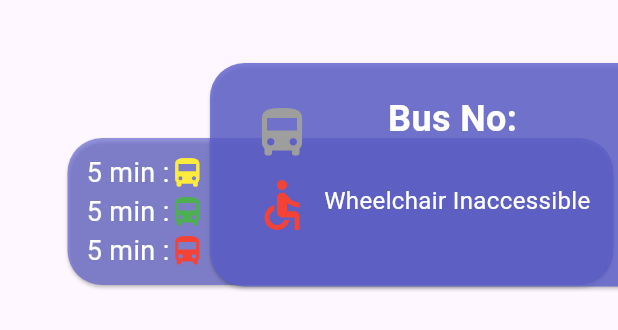
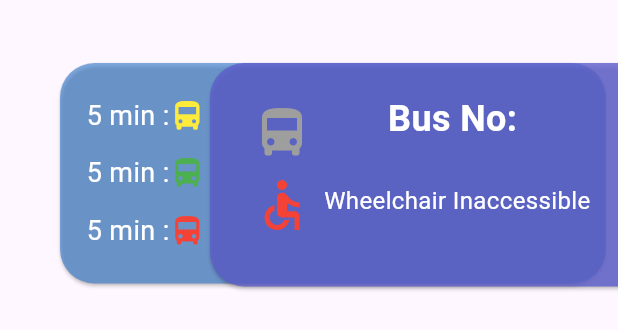
Before and after one commit to zacw-243L/flutter-transport-app, a Flutter app: the BusArrivalTile widget shown alone on an empty page, opened directly with empty values, on a phone screen of 412 x 824 dp. Shown: the top 330 px of the screen. Run offline on Flutter 3.47's test engine with Material 3 defaults, Android fonts, the phone set to English and light mode, and no system bars; our stand-ins replace cloud_firestore, firebase_auth, firebase_core; missing offline and left inert: firebase_ui_auth; accounts and stored records are empty; network calls fail.

Commit message:
Improved sideCard with placeholder info for nextBus implementation

```diff
--- a/lib/screens/bus_screen.dart
+++ b/lib/screens/bus_screen.dart
@@ -265,7 +265,7 @@ class BusArrivalTile extends StatelessWidget {
           Stack(
             children: [
               Transform.translate(
-                offset: Offset(25.0, 80.0),
+                offset: Offset(20.0, 30.0),
                 child: buildInfoCard(),
               ),
               Transform.translate(
@@ -327,20 +327,25 @@ class BusArrivalTile extends StatelessWidget {
   }
 
   Widget buildInfoCard() {
-    return Card(
-      color: Color(0xFF5E60CE).withOpacity(0.65),
+    return Container(
+      width: 550, // Example width
+      height: 155, // Example height
+      child: Card(
+        color: Color(0xFF3E80CE).withOpacity(0.65),
         shape: RoundedRectangleBorder(
           borderRadius: BorderRadius.circular(23),
         ),
         child: Padding(
-        padding: const EdgeInsets.fromLTRB(8, 10, 30, 10),
+          padding: const EdgeInsets.fromLTRB(13, 10, 40, 10),
           child: Column(
             crossAxisAlignment: CrossAxisAlignment.start,
+            mainAxisAlignment: MainAxisAlignment.spaceEvenly,
             children: [
               buildRow(Icons.directions_bus, " 5 min :", Colors.yellow),
               buildRow(Icons.directions_bus, " 5 min :", Colors.green),
               buildRow(Icons.directions_bus, " 5 min :", Colors.red),
             ],
+          ),
         ),
       ),
     );
```
Lines whose indentation alone changed are shown as unchanged.
